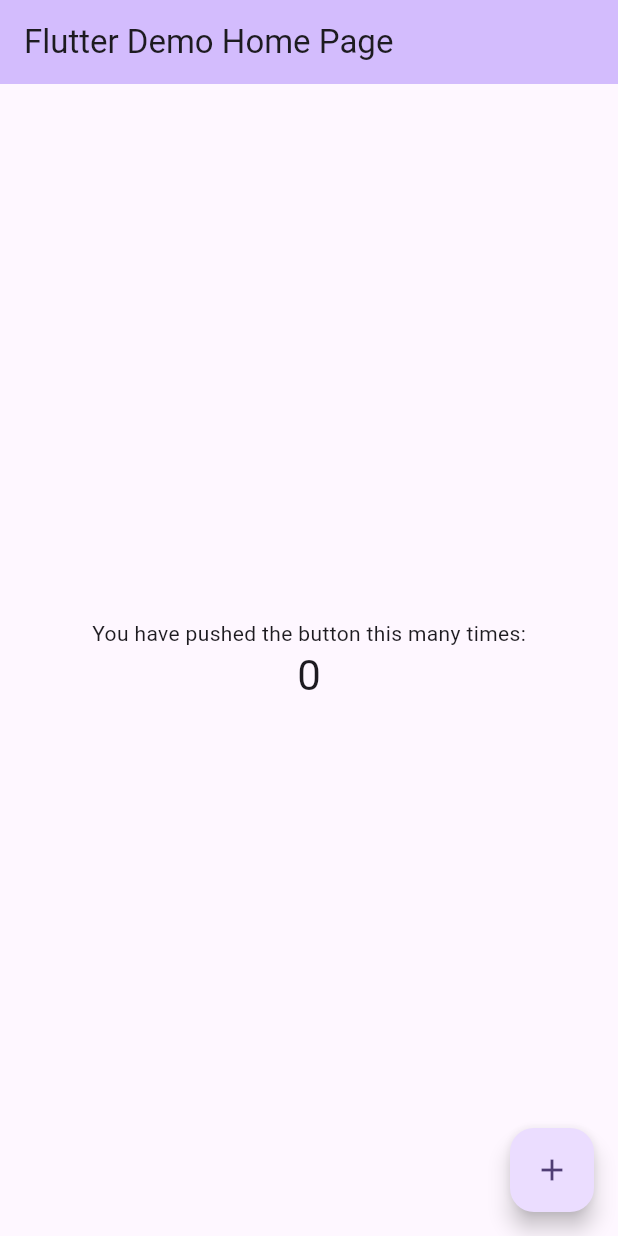
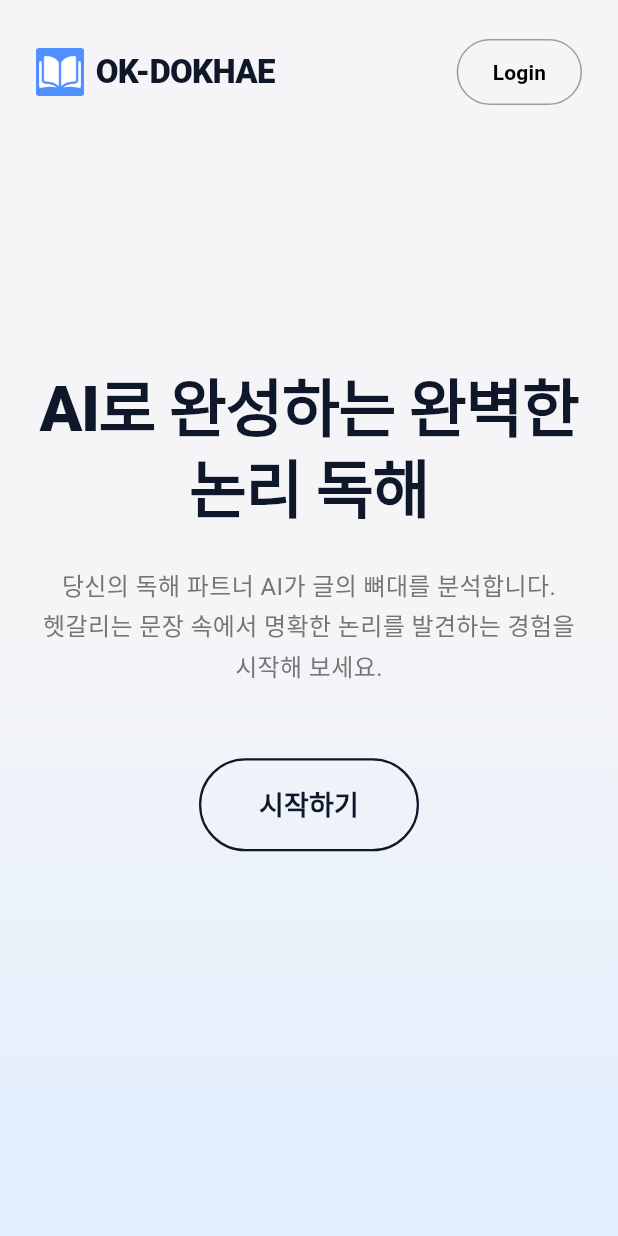
Before and after one commit to blackwellSW/ok-dokhae-flutter, a Flutter app: the screen it shows after launch, on a phone screen of 412 x 824 dp. Run offline on Flutter 3.47's test engine with Material 3 defaults, Android fonts, the phone set to English and light mode, and no system bars; Roboto replaces fonts that are missing (Pretendard).

Commit message:
feat: landing screen 1차 작업

```diff
--- a/lib/main.dart
+++ b/lib/main.dart
@@ -1,4 +1,5 @@
 import 'package:flutter/material.dart';
+import 'screens/landing_screen.dart';
 
 void main() {
   runApp(const MyApp());
@@ -7,116 +8,35 @@ void main() {
 class MyApp extends StatelessWidget {
   const MyApp({super.key});
 
-  // This widget is the root of your application.
   @override
   Widget build(BuildContext context) {
     return MaterialApp(
-      title: 'Flutter Demo',
+      title: 'OK독해',
+      debugShowCheckedModeBanner: false,
       theme: ThemeData(
-        // This is the theme of your application.
-        //
-        // TRY THIS: Try running your application with "flutter run". You'll see
-        // the application has a purple toolbar. Then, without quitting the app,
-        // try changing the seedColor in the colorScheme below to Colors.green
-        // and then invoke "hot reload" (save your changes or press the "hot
-        // reload" button in a Flutter-supported IDE, or press "r" if you used
-        // the command line to start the app).
-        //
-        // Notice that the counter didn't reset back to zero; the application
-        // state is not lost during the reload. To reset the state, use hot
-        // restart instead.
-        //
-        // This works for code too, not just values: Most code changes can be
-        // tested with just a hot reload.
-        colorScheme: .fromSeed(seedColor: Colors.deepPurple),
+        // [CSS] --font-sans: "Pretendard" (폰트는 나중에 assets에 추가해야 적용됨)
+        fontFamily: 'Pretendard',
+
+        // [CSS] --bg: white
+        scaffoldBackgroundColor: Colors.white,
+
+        // [CSS] --color-primary-500: #4B8BFF
+        colorScheme: ColorScheme.fromSeed(
+          seedColor: const Color(0xFF4B8BFF), // 메인 컬러
+          primary: const Color(0xFF4B8BFF),
+          background: Colors.white,
+        ),
+
+        // 앱바 스타일 통일
+        appBarTheme: const AppBarTheme(
+          backgroundColor: Colors.white,
+          foregroundColor: Color(0xFF0F172A), // --fg 색상
+          elevation: 0, // 그림자 제거 (요즘 스타일)
+        ),
+
+        useMaterial3: true,
       ),
-      home: const MyHomePage(title: 'Flutter Demo Home Page'),
+      home: const LandingScreen(), // 첫 화면 연결
     );
   }
 }
-
-class MyHomePage extends StatefulWidget {
-  const MyHomePage({super.key, required this.title});
-
-  // This widget is the home page of your application. It is stateful, meaning
-  // that it has a State object (defined below) that contains fields that affect
-  // how it looks.
-
-  // This class is the configuration for the state. It holds the values (in this
-  // case the title) provided by the parent (in this case the App widget) and
-  // used by the build method of the State. Fields in a Widget subclass are
-  // always marked "final".
-
-  final String title;
-
-  @override
-  State<MyHomePage> createState() => _MyHomePageState();
-}
-
-class _MyHomePageState extends State<MyHomePage> {
-  int _counter = 0;
-
-  void _incrementCounter() {
-    setState(() {
-      // This call to setState tells the Flutter framework that something has
-      // changed in this State, which causes it to rerun the build method below
-      // so that the display can reflect the updated values. If we changed
-      // _counter without calling setState(), then the build method would not be
-      // called again, and so nothing would appear to happen.
-      _counter++;
-    });
-  }
-
-  @override
-  Widget build(BuildContext context) {
-    // This method is rerun every time setState is called, for instance as done
-    // by the _incrementCounter method above.
-    //
-    // The Flutter framework has been optimized to make rerunning build methods
-    // fast, so that you can just rebuild anything that needs updating rather
-    // than having to individually change instances of widgets.
-    return Scaffold(
-      appBar: AppBar(
-        // TRY THIS: Try changing the color here to a specific color (to
-        // Colors.amber, perhaps?) and trigger a hot reload to see the AppBar
-        // change color while the other colors stay the same.
-        backgroundColor: Theme.of(context).colorScheme.inversePrimary,
-        // Here we take the value from the MyHomePage object that was created by
-        // the App.build method, and use it to set our appbar title.
-        title: Text(widget.title),
-      ),
-      body: Center(
-        // Center is a layout widget. It takes a single child and positions it
-        // in the middle of the parent.
-        child: Column(
-          // Column is also a layout widget. It takes a list of children and
-          // arranges them vertically. By default, it sizes itself to fit its
-          // children horizontally, and tries to be as tall as its parent.
-          //
-          // Column has various properties to control how it sizes itself and
-          // how it positions its children. Here we use mainAxisAlignment to
-          // center the children vertically; the main axis here is the vertical
-          // axis because Columns are vertical (the cross axis would be
-          // horizontal).
-          //
-          // TRY THIS: Invoke "debug painting" (choose the "Toggle Debug Paint"
-          // action in the IDE, or press "p" in the console), to see the
-          // wireframe for each widget.
-          mainAxisAlignment: .center,
-          children: [
-            const Text('You have pushed the button this many times:'),
-            Text(
-              '$_counter',
-              style: Theme.of(context).textTheme.headlineMedium,
-            ),
-          ],
-        ),
-      ),
-      floatingActionButton: FloatingActionButton(
-        onPressed: _incrementCounter,
-        tooltip: 'Increment',
-        child: const Icon(Icons.add),
-      ),
-    );
-  }
-}
--- /dev/null
+++ b/lib/screens/landing_screen.dart
@@ -0,0 +1,143 @@
+import 'package:flutter/material.dart';
+
+class LandingScreen extends StatelessWidget {
+  const LandingScreen({super.key});
+
+  @override
+  Widget build(BuildContext context) {
+    return Scaffold(
+      // [배경] 리액트의 from-[#F5F5F7] via-[#F5F5F7] to-primary-100(#E0EEFF) 구현
+      body: Container(
+        decoration: const BoxDecoration(
+          gradient: LinearGradient(
+            begin: Alignment.topCenter,
+            end: Alignment.bottomCenter,
+            colors: [
+              Color(0xFFF5F5F7), // 위쪽
+              Color(0xFFF5F5F7), // 중간
+              Color(0xFFE0EEFF), // 아래쪽 (primary-100)
+            ],
+          ),
+        ),
+        // [반응형] 웹에서 너무 퍼지지 않게 가운데 정렬
+        child: Center(
+          child: ConstrainedBox(
+            constraints: const BoxConstraints(maxWidth: 800), // 웹에서 보기 좋게 폭 제한
+            child: SafeArea(
+              child: Padding(
+                padding: const EdgeInsets.symmetric(horizontal: 24, vertical: 24),
+                child: Column(
+                  mainAxisAlignment: MainAxisAlignment.spaceBetween,
+                  children: [
+                    // 1. 상단 네비게이션 (로고 + 로그인 버튼)
+                    Row(
+                      mainAxisAlignment: MainAxisAlignment.spaceBetween,
+                      children: [
+                        // [여기가 질문하신 로고 부분!] Row로 묶으면 옆에 나옵니다.
+                        Row(
+                          children: [
+                            Image.asset(
+                              'assets/images/logo.png', // PNG 로고
+                              height: 32, // 높이 조절 (웹 8rem -> 약 32px)
+                              fit: BoxFit.contain,
+                            ),
+                            const SizedBox(width: 8), // 로고와 텍스트 사이 간격
+                            const Text(
+                              'OK-DOKHAE',
+                              style: TextStyle(
+                                fontFamily: 'Pretendard', // 폰트 적용
+                                fontSize: 22,
+                                fontWeight: FontWeight.w900, // ExtraBold
+                                color: Color(0xFF0F172A), // 진한 네이비
+                                letterSpacing: -0.5,
+                              ),
+                            ),
+                          ],
+                        ),
+                        // 우측 상단 Login 버튼 (타원형 테두리)
+                        OutlinedButton(
+                          onPressed: () {},
+                          style: OutlinedButton.styleFrom(
+                            side: const BorderSide(color: Colors.grey),
+                            shape: RoundedRectangleBorder(
+                              borderRadius: BorderRadius.circular(30),
+                            ),
+                            padding: const EdgeInsets.symmetric(horizontal: 24, vertical: 12),
+                          ),
+                          child: const Text(
+                            'Login',
+                            style: TextStyle(
+                              color: Colors.black,
+                              fontWeight: FontWeight.bold,
+                            ),
+                          ),
+                        ),
+                      ],
+                    ),
+
+                    // 2. 메인 히어로 섹션 (가운데 텍스트 + 버튼)
+                    Column(
+                      mainAxisSize: MainAxisSize.min, // 내용물 크기만큼만 차지
+                      children: [
+                        const Text(
+                          'AI로 완성하는 완벽한 논리 독해',
+                          textAlign: TextAlign.center,
+                          style: TextStyle(
+                            fontFamily: 'Pretendard',
+                            fontSize: 42, // 제목 크기 키움
+                            fontWeight: FontWeight.w900,
+                            height: 1.2,
+                            color: Color(0xFF0F172A),
+                            letterSpacing: -1.0,
+                          ),
+                        ),
+                        const SizedBox(height: 24),
+                        Text(
+                          '당신의 독해 파트너 AI가 글의 뼈대를 분석합니다.\n헷갈리는 문장 속에서 명확한 논리를 발견하는 경험을 시작해 보세요.',
+                          textAlign: TextAlign.center,
+                          style: TextStyle(
+                            fontFamily: 'Pretendard',
+                            fontSize: 16,
+                            color: Colors.grey[600], // text-gray-400 느낌
+                            height: 1.6,
+                          ),
+                        ),
+                        const SizedBox(height: 48), // 텍스트와 버튼 사이 간격
+
+                        // 중앙 "시작하기" 버튼 (스크린샷과 동일한 스타일)
+                        OutlinedButton(
+                          onPressed: () {
+                            // 버튼 클릭 시 동작
+                          },
+                          style: OutlinedButton.styleFrom(
+                            backgroundColor: Colors.transparent, // 배경 투명
+                            side: const BorderSide(color: Color(0xFF0F172A), width: 1.5), // 검정 테두리
+                            shape: RoundedRectangleBorder(
+                              borderRadius: BorderRadius.circular(50), // 완전 둥근 알약 모양
+                            ),
+                            padding: const EdgeInsets.symmetric(horizontal: 40, vertical: 18),
+                          ),
+                          child: const Text(
+                            '시작하기',
+                            style: TextStyle(
+                              fontSize: 18,
+                              fontWeight: FontWeight.bold,
+                              color: Color(0xFF0F172A), // 글자색 검정
+                            ),
+                          ),
+                        ),
+                      ],
+                    ),
+
+                    // 3. 하단 여백용 (화면 균형 맞추기)
+                    const SizedBox(height: 60),
+                  ],
+                ),
+              ),
+            ),
+          ),
+        ),
+      ),
+    );
+  }
+}
```
Also changed, not shown: pubspec.yaml (+11 -33 lines), assets/images/logo.png (added), pubspec.lock, 3 other files.
